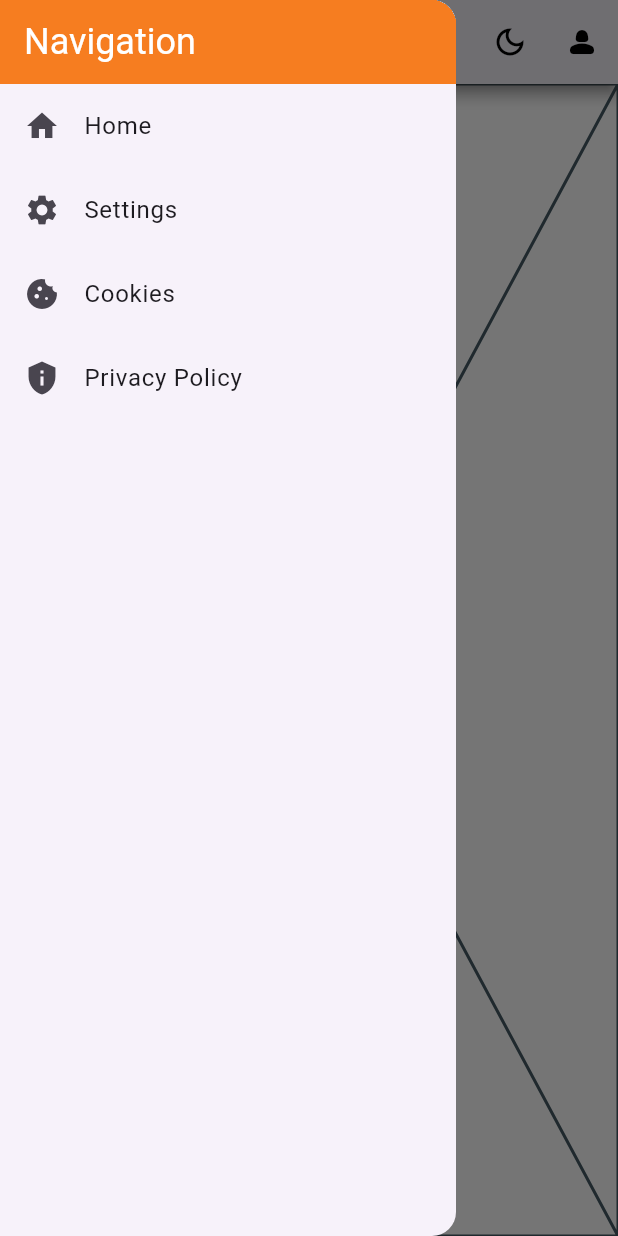
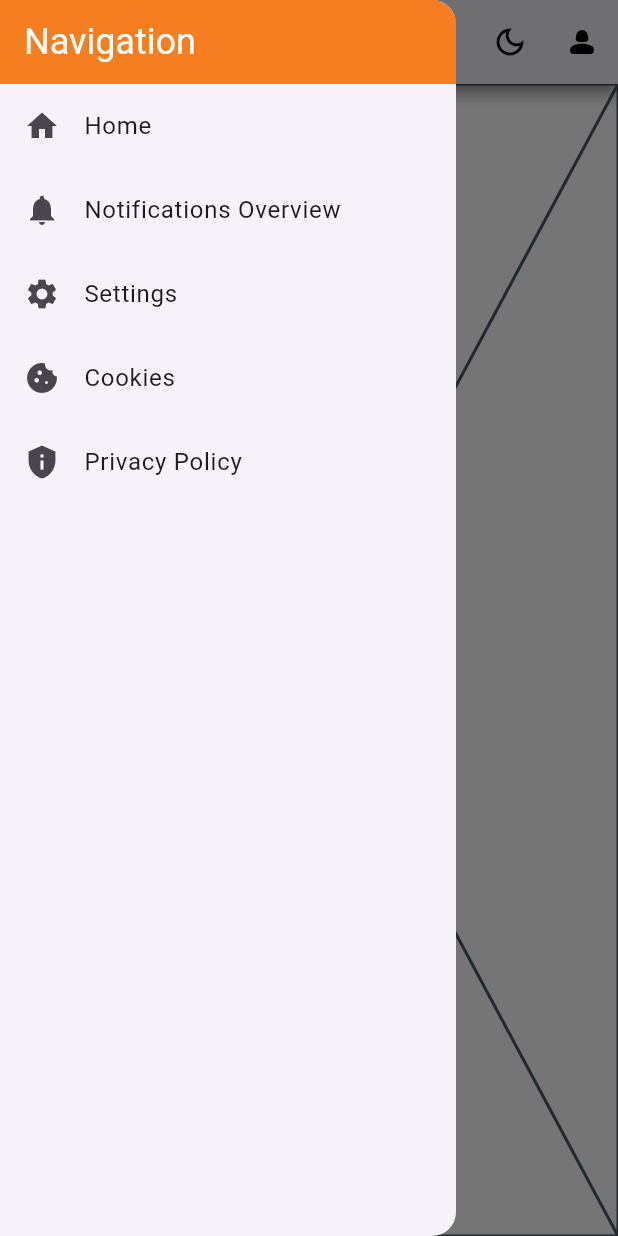
Before and after one commit to easv4sem/flutter_hestia, a Flutter app: the screen it shows after launch, in the side drawer, after a tap on "Home", on a phone screen of 412 x 824 dp. Run offline on Flutter 3.47's test engine with Material 3 defaults, Android fonts, the phone set to English and light mode, and no system bars; our stand-ins replace go_router.

Commit message:
Add notifications feature with dedicated page and routing; update AppNotification for singleton access; enhance MainDrawer and NotificationsDrawer for navigation and icon handling.

```diff
--- a/lib/core/router.dart
+++ b/lib/core/router.dart
@@ -3,6 +3,7 @@ import 'package:hestia/presentation/pages/cookies_page.dart';
 import 'package:hestia/presentation/pages/home_page.dart';
 import 'package:hestia/presentation/pages/landing_page.dart';
 import 'package:hestia/presentation/pages/not_found_page.dart';
+import 'package:hestia/presentation/pages/notifications_page.dart';
 import 'package:hestia/presentation/pages/privacy_policy_page.dart';
 import 'package:hestia/presentation/pages/settings_page.dart';
 import 'routes.dart';
@@ -21,6 +22,7 @@ class AppRouter {
       GoRoute(path: Routes.privacy.path, name: Routes.privacy.name, builder: (context, state) => const PrivacyPolicyPage()),
       GoRoute(path: Routes.notFound.path, name: Routes.notFound.name, builder: (context, state) => const NotFoundPage()),
       GoRoute(path: Routes.landingPage.path, name: Routes.landingPage.name, builder: (context, state) => const LandingPage()),
+      GoRoute(path: Routes.notifications.path, name: Routes.notifications.name, builder: (context, state) => const NotificationsPage()),
     ],
   );
 }
--- a/lib/core/routes.dart
+++ b/lib/core/routes.dart
@@ -7,6 +7,7 @@ enum Routes {
   cookies,
   privacy,
   landingPage,
+  notifications,
 }
 
 extension AppRoutesExtension on Routes {
@@ -16,6 +17,8 @@ extension AppRoutesExtension on Routes {
         return '/home';
       case Routes.login:
         return '/login';
+      case Routes.notifications:
+        return '/notifications';
       case Routes.settings:
         return '/settings';
       case Routes.dashboard:
--- a/lib/main.dart
+++ b/lib/main.dart
@@ -6,13 +6,14 @@ import 'package:provider/provider.dart';
 
 void main() {
   runApp(
-      // The main function is the entry point of the application.
-      // It initializes the app and sets up the provider for state management.
-      // The ChangeNotifierProvider is used to provide the AppNotification class
-      ChangeNotifierProvider(
-        create: (_) => AppNotification(),
-        child: const MyApp(),
-      )
+    MultiProvider(
+      providers: [
+        ChangeNotifierProvider<AppNotification>.value(
+          value: AppNotification.instance,
+        ),
+      ],
+      child: const MyApp(),
+    ),
     );
 }
 
--- a/lib/models/app_notification.dart
+++ b/lib/models/app_notification.dart
@@ -6,6 +6,13 @@ import 'package:hestia/models/app_notification_item.dart';
 /// It allows adding, removing, and clearing notifications.
 /// It uses the ChangeNotifier mixin to notify listeners of changes.
 class AppNotification extends ChangeNotifier {
+
+
+
+  /// Singleton instance of AppNotification
+  AppNotification._internal();
+  static final AppNotification _instance = AppNotification._internal();
+  static AppNotification get instance => _instance;
 
   final List<AppNotificationItem> _notifications = [];
   final List<AppNotificationItem> _unreadNotifications = [];
--- a/lib/models/enum_app_notification_type.dart
+++ b/lib/models/enum_app_notification_type.dart
@@ -1,3 +1,6 @@
+// Description: These enums are used to define the type of app notifications
+// and their corresponding icons. They are used in the AppNotificationItem class
+// they must match with the theme icons.dart to work as intended.
 enum EnumAppNotificationType {
   error,
   warning,
@@ -5,4 +8,5 @@ enum EnumAppNotificationType {
   success,
   fire,
   offline,
+  notification,
 }
--- a/lib/presentation/widgets/main_drawer.dart
+++ b/lib/presentation/widgets/main_drawer.dart
@@ -17,6 +17,13 @@ class MainDrawer extends StatelessWidget {
           title: const Text('Home'),
           onTap: () {
             context.go(Routes.home.path);
+          },
+        ),
+        ListTile(
+          leading: const Icon(Icons.notifications),
+          title: const Text('Notifications Overview'),
+          onTap: () {
+            context.go(Routes.notifications.path);
           },
         ),
         ListTile(
--- a/lib/theme/icons.dart
+++ b/lib/theme/icons.dart
@@ -15,5 +15,6 @@ class AppIcons {
   static const cookies = Icons.cookie_outlined;
   static const privacy = Icons.privacy_tip_outlined;
   static const notificationBell = Icons.notifications_outlined;
+  static const help = Icons.help_outline;
 
 }
```
Also changed, not shown: lib/presentation/pages/notifications_page.dart (added, +104 -0 lines), lib/presentation/widgets/notifications_drawer.dart (+6 -1 lines).
